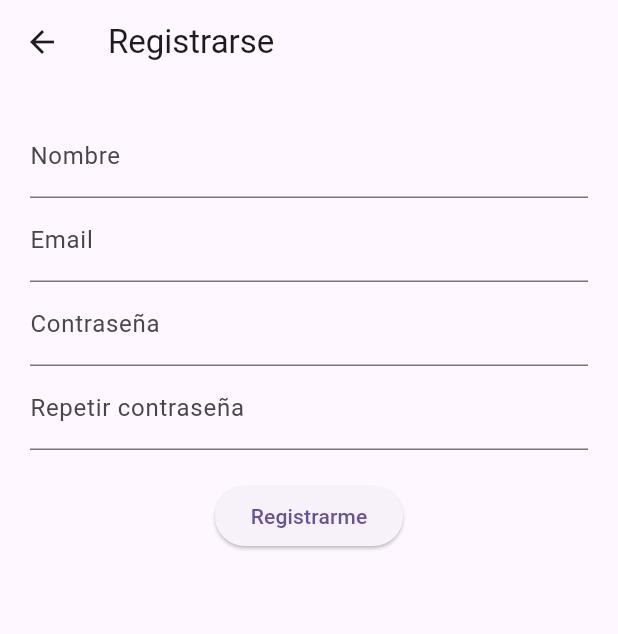
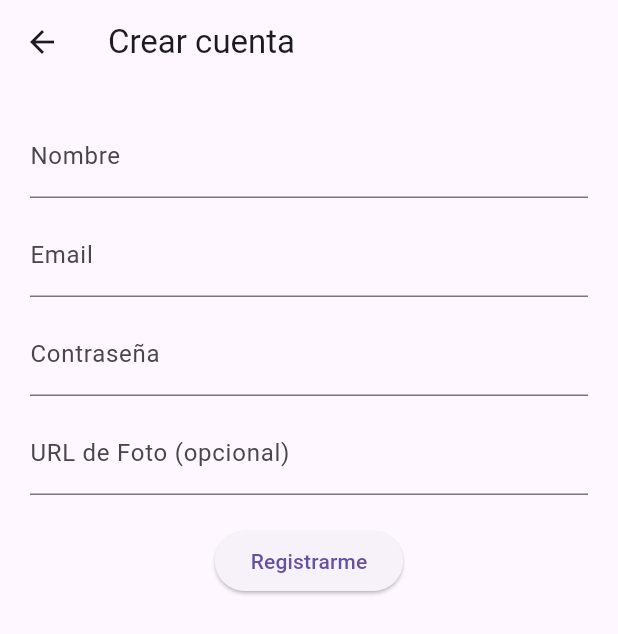
Before and after one commit to JEsposito95/PadelMatch, a Flutter app: the RegisterScreen screen opened directly, on a phone screen of 412 x 824 dp. Shown: the top 634 px of the screen. Run offline on Flutter 3.47's test engine with Material 3 defaults, Android fonts, the phone set to English and light mode, and no system bars; our stand-ins replace dio, flutter_dotenv, flutter_riverpod.

Commit message:
ADD - Pantalla de registro con Riverpod y validaciones

```diff
--- a/padelmatch_frontend/lib/presentation/screens/register_screen.dart
+++ b/padelmatch_frontend/lib/presentation/screens/register_screen.dart
@@ -2,87 +2,129 @@ import 'package:flutter/material.dart';
 import 'package:flutter_riverpod/flutter_riverpod.dart';
 import 'register_provider.dart';
 
-class RegisterScreen extends ConsumerWidget {
+class RegisterScreen extends ConsumerStatefulWidget {
   const RegisterScreen({super.key});
 
   @override
-  Widget build(BuildContext context, WidgetRef ref) {
-    final state = ref.watch(registerNotifierProvider);
+  ConsumerState<RegisterScreen> createState() => _RegisterScreenState();
+}
 
-    // Controllers
-    final nameCtrl = TextEditingController();
-    final emailCtrl = TextEditingController();
-    final passCtrl = TextEditingController();
-    final pass2Ctrl = TextEditingController();
+class _RegisterScreenState extends ConsumerState<RegisterScreen> {
+  final nameController = TextEditingController();
+  final emailController = TextEditingController();
+  final passController = TextEditingController();
+  final photoUrlController = TextEditingController();
+
+  @override
+  Widget build(BuildContext context) {
+    final registerState = ref.watch(registerNotifierProvider);
 
     return Scaffold(
-      appBar: AppBar(title: const Text("Registrarse")),
-      body: Padding(
-        padding: const EdgeInsets.all(20),
+      appBar: AppBar(title: const Text("Crear cuenta")),
+      body: SingleChildScrollView(
+        padding: const EdgeInsets.all(20.0),
         child: Column(
           children: [
+            // Nombre
             TextField(
-              controller: nameCtrl,
-              decoration: const InputDecoration(labelText: "Nombre"),
+              controller: nameController,
+              decoration: const InputDecoration(
+                labelText: "Nombre",
               ),
+            ),
+            const SizedBox(height: 10),
+
+            // Email
             TextField(
-              controller: emailCtrl,
-              decoration: const InputDecoration(labelText: "Email"),
+              controller: emailController,
+              decoration: const InputDecoration(
+                labelText: "Email",
               ),
+            ),
+            const SizedBox(height: 10),
+
+            // Contraseña
             TextField(
-              controller: passCtrl,
-              decoration: const InputDecoration(labelText: "Contraseña"),
+              controller: passController,
+              decoration: const InputDecoration(
+                labelText: "Contraseña",
+              ),
               obscureText: true,
             ),
+            const SizedBox(height: 10),
+
+            // Foto opcional
             TextField(
-              controller: pass2Ctrl,
-              decoration: const InputDecoration(labelText: "Repetir contraseña"),
-              obscureText: true,
+              controller: photoUrlController,
+              decoration: const InputDecoration(
+                labelText: "URL de Foto (opcional)",
+              ),
             ),
             const SizedBox(height: 20),
 
-            state.when(
-              data: (_) => ElevatedButton(
+            // ESTADO DEL REGISTER
+            registerState.when(
+              data: (value) {
+                return ElevatedButton(
                   onPressed: () async {
-                  final name = nameCtrl.text.trim();
-                  final email = emailCtrl.text.trim();
-                  final pass1 = passCtrl.text.trim();
-                  final pass2 = pass2Ctrl.text.trim();
+                    final name = nameController.text.trim();
+                    final email = emailController.text.trim();
+                    final pass = passController.text.trim();
+                    final photoUrl = photoUrlController.text.trim().isEmpty
+                        ? null
+                        : photoUrlController.text.trim();
 
-                  if (pass1 != pass2) {
-                    ScaffoldMessenger.of(context)
-                      .showSnackBar(const SnackBar(content: Text("Las contraseñas no coinciden")));
+                    if (name.isEmpty || email.isEmpty || pass.isEmpty) {
+                      ScaffoldMessenger.of(context).showSnackBar(
+                        const SnackBar(content: Text("Hay campos obligatorios vacíos")),
+                      );
                       return;
                     }
 
-                  await ref.read(registerNotifierProvider.notifier)
-                    .register(name, email, pass1, "");
+                    await ref.read(registerNotifierProvider.notifier).register(
+                      name,
+                      email,
+                      pass,
+                      photoUrl ?? "",
+                    );
 
-                  if (ref.read(registerNotifierProvider).value != null) {
+                    final result = ref.read(registerNotifierProvider);
+
+                    if (result.hasValue) {
                       ScaffoldMessenger.of(context).showSnackBar(
-                      const SnackBar(content: Text("Usuario registrado con éxito"))
+                        const SnackBar(content: Text("Registro exitoso")),
                       );
-                    Navigator.pop(context);
+                      Navigator.pop(context); // Volver al login
                     }
                   },
                   child: const Text("Registrarme"),
-              ),
+                );
+              },
+
               loading: () => const CircularProgressIndicator(),
-              error: (err, st) => Column(
+
+              error: (err, stack) => Column(
                 children: [
                   Text(err.toString(), style: const TextStyle(color: Colors.red)),
                   ElevatedButton(
-                    onPressed: () {
-                      final name = nameCtrl.text.trim();
-                      final email = emailCtrl.text.trim();
-                      final pass = passCtrl.text.trim();
-                      ref.read(registerNotifierProvider.notifier).register(name, email, pass, "");
+                    onPressed: () async {
+                      final name = nameController.text.trim();
+                      final email = emailController.text.trim();
+                      final pass = passController.text.trim();
+                      final photoUrl = photoUrlController.text.trim();
+
+                      await ref.read(registerNotifierProvider.notifier).register(
+                        name,
+                        email,
+                        pass,
+                        photoUrl,
+                      );
                     },
                     child: const Text("Reintentar"),
-                  ),
+                  )
                 ],
               ),
-            )
+            ),
           ],
         ),
       ),
```
Lines whose indentation alone changed are shown as unchanged.
